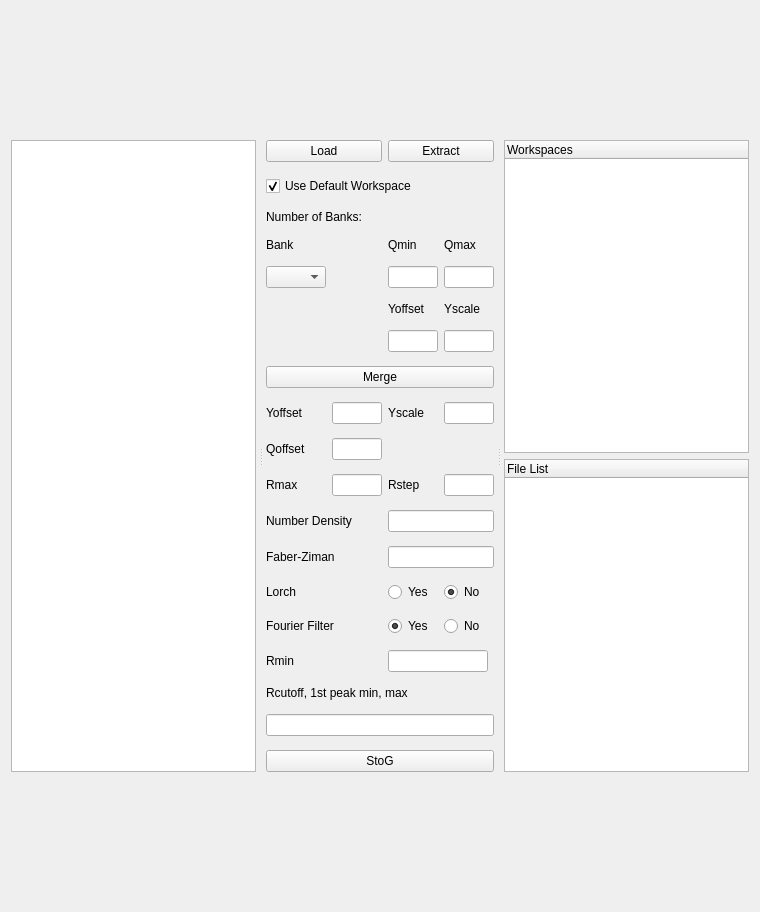
This is addie/ui/splitui_postprocessing_mantid_tab.ui in neutrons/addie as Qt 5 draws it before an edit. The edited form follows.
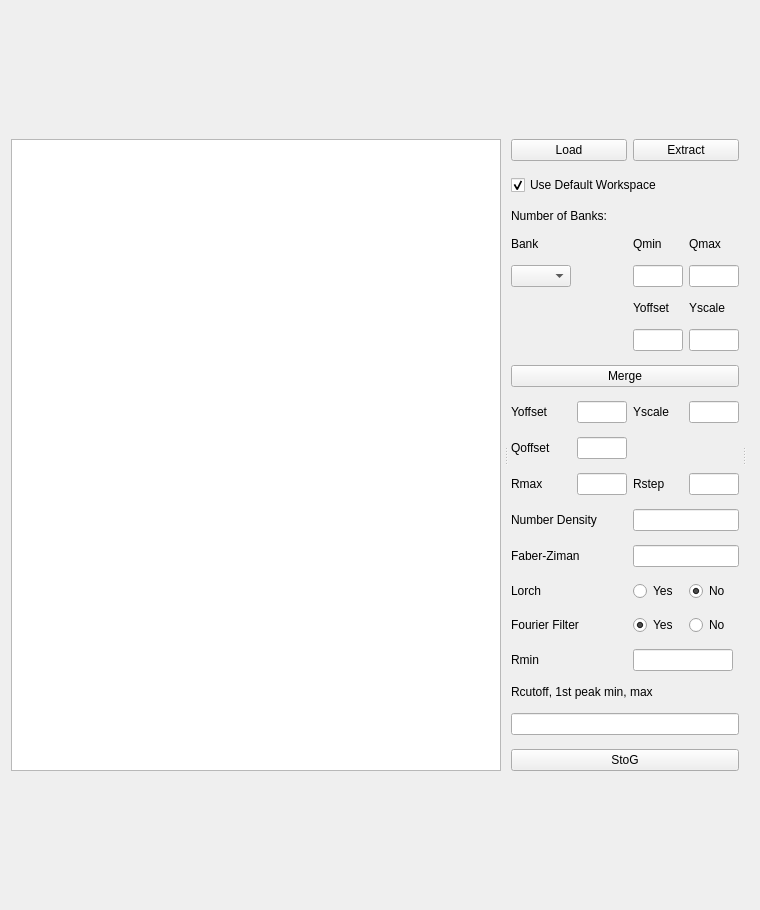
This is the edited form.

Commit message: file list and extract functions

The edit to the form file:
```diff
--- a/addie/ui/splitui_postprocessing_mantid_tab.ui
+++ b/addie/ui/splitui_postprocessing_mantid_tab.ui
@@ -7,7 +7,7 @@
     <x>0</x>
     <y>0</y>
     <width>760</width>
-    <height>912</height>
+    <height>910</height>
    </rect>
   </property>
   <property name="windowTitle">
@@ -617,57 +617,24 @@
      <widget class="QWidget" name="verticalLayoutWidget_2">
       <layout class="QVBoxLayout" name="verticalLayout_2">
        <item>
-        <widget class="QTableWidget" name="tableWidget_workspaces">
-         <property name="minimumSize">
-          <size>
-           <width>0</width>
-           <height>0</height>
-          </size>
+        <widget class="QFrame" name="frame_workspaces_table">
+         <property name="frameShape">
+          <enum>QFrame::StyledPanel</enum>
          </property>
          <property name="contextMenuPolicy">
           <enum>Qt::CustomContextMenu</enum>
          </property>
-         <attribute name="horizontalHeaderHighlightSections">
-          <bool>false</bool>
-         </attribute>
-         <attribute name="horizontalHeaderStretchLastSection">
-          <bool>true</bool>
-         </attribute>
-         <attribute name="verticalHeaderHighlightSections">
-          <bool>false</bool>
-         </attribute>
-         <attribute name="verticalHeaderStretchLastSection">
-          <bool>false</bool>
-         </attribute>
-         <column>
-          <property name="text">
-           <string>Workspaces</string>
-          </property>
-          <property name="textAlignment">
-           <set>AlignLeading|AlignVCenter</set>
-          </property>
-         </column>
+         <zorder>frame_filelist_tree</zorder>
         </widget>
        </item>
        <item>
-        <widget class="QTableWidget" name="tableWidget_files">
-         <property name="minimumSize">
-          <size>
-           <width>0</width>
-           <height>0</height>
-          </size>
+        <widget class="QFrame" name="frame_filelist_tree">
+         <property name="frameShape">
+          <enum>QFrame::StyledPanel</enum>
          </property>
-         <attribute name="horizontalHeaderStretchLastSection">
-          <bool>true</bool>
-         </attribute>
-         <column>
-          <property name="text">
-           <string>File List</string>
-          </property>
-          <property name="textAlignment">
-           <set>AlignLeading|AlignVCenter</set>
-          </property>
-         </column>
+         <property name="frameShadow">
+          <enum>QFrame::Raised</enum>
+         </property>
         </widget>
        </item>
       </layout>
```
Left out of the diff: 4 changed lines with no effect on the pictures. The commit also changes 6 other files.
